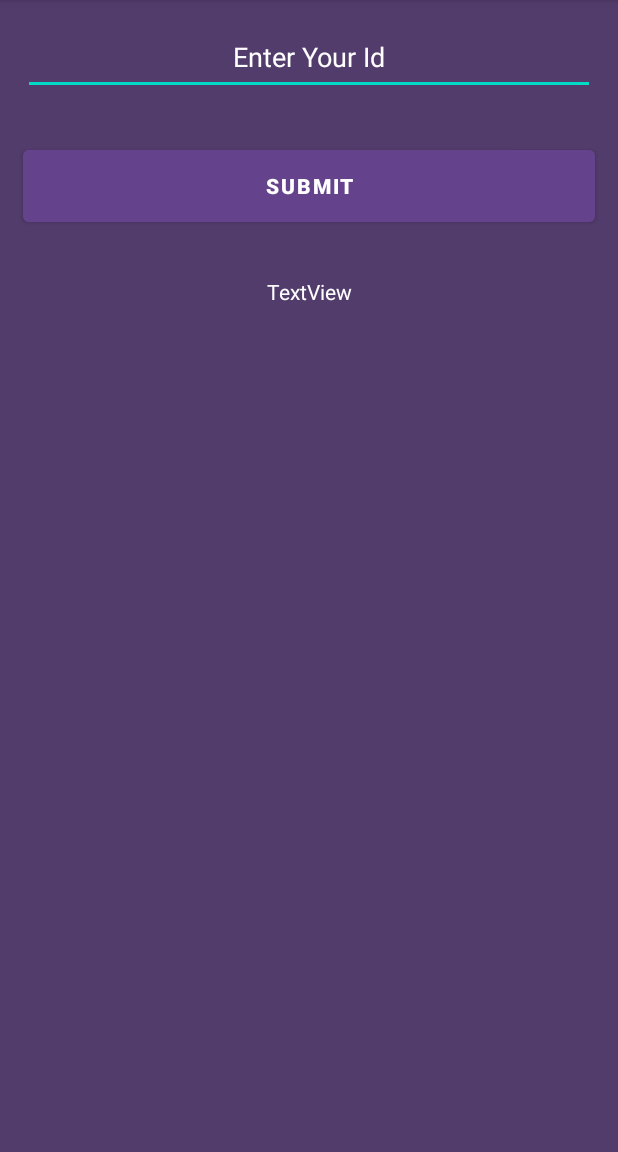
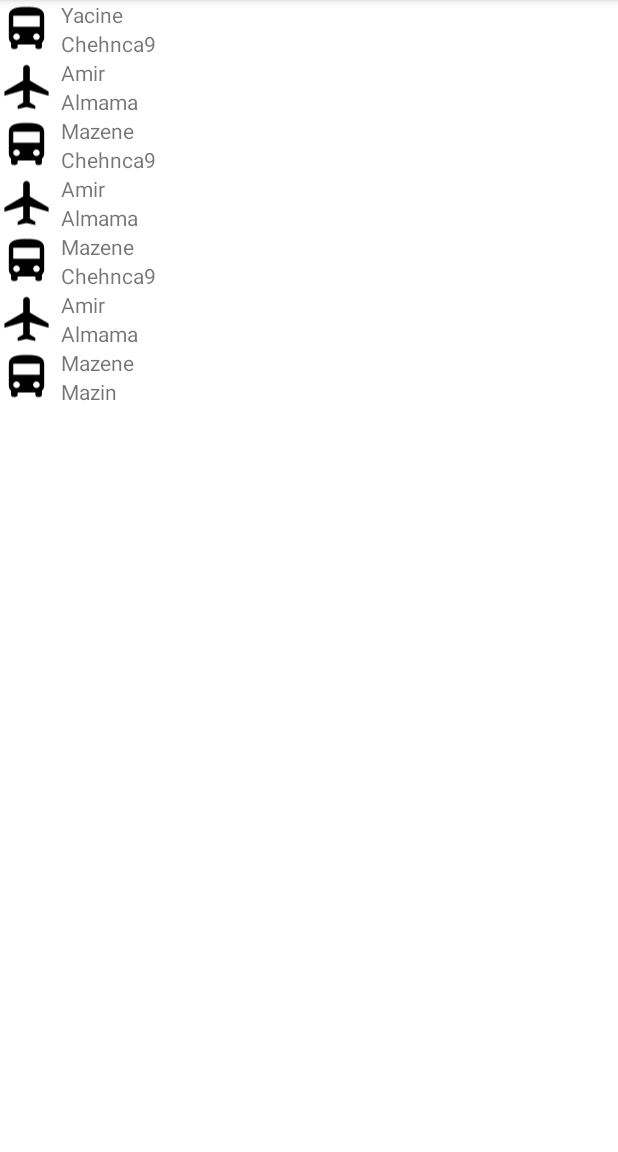
Before and after one commit to chechna9/androidCourse, an Android app: the screen it shows after launch (MainActivity), on a phone screen of 412 x 824 dp, the part 84-1236 px from its top. Run offline under Robolectric (Android 15) with nearby library versions, the phone set to English and light mode, and no system bars.

Commit message:
list done

```diff
--- a/app/src/main/java/com/example/myapplication/MainActivity.java
+++ b/app/src/main/java/com/example/myapplication/MainActivity.java
@@ -1,14 +1,38 @@
 package com.example.myapplication;
 
 import androidx.appcompat.app.AppCompatActivity;
+import androidx.recyclerview.widget.LinearLayoutManager;
+import androidx.recyclerview.widget.RecyclerView;
 
 import android.os.Bundle;
 
+import java.util.ArrayList;
+
 public class MainActivity extends AppCompatActivity {
-
+    RecyclerView recyclerView;
+    RecyclerView.Adapter myAdabter;
+    RecyclerView.LayoutManager layoutMnager;
+    ArrayList<Person> people;
     @Override
     protected void onCreate(Bundle savedInstanceState) {
         super.onCreate(savedInstanceState);
         setContentView(R.layout.main_activity);
+        recyclerView = findViewById(R.id.list); // link with the rcView
+        recyclerView.setHasFixedSize(true); // affect perfomance
+
+        layoutMnager = new LinearLayoutManager(this); //main activity
+        recyclerView.setLayoutManager(layoutMnager);
+        people = new ArrayList<Person>();
+        people.add(new Person("Yacine","Chehnca9","bus"));
+        people.add(new Person("Amir","Almama","plane"));
+        people.add(new Person("Mazene","Chehnca9","bus"));
+        people.add(new Person("Amir","Almama","plane"));
+        people.add(new Person("Mazene","Chehnca9","bus"));
+        people.add(new Person("Amir","Almama","plane"));
+        people.add(new Person("Mazene","Mazin","bus"));
+
+        myAdabter = new PersonAdapter(this,people);
+
+        recyclerView.setAdapter(myAdabter);
     }
 }
--- /dev/null
+++ b/app/src/main/java/com/example/myapplication/Person.java
@@ -0,0 +1,37 @@
+package com.example.myapplication;
+
+public class Person {
+    private String name;
+    private String surName;
+    private String pref;
+
+    public Person(String name, String surName, String pref) {
+        this.name = name;
+        this.surName = surName;
+        this.pref = pref;
+    }
+
+    public String getName() {
+        return name;
+    }
+
+    public void setName(String name) {
+        this.name = name;
+    }
+
+    public String getSurName() {
+        return surName;
+    }
+
+    public void setSurName(String surName) {
+        this.surName = surName;
+    }
+
+    public String getPref() {
+        return pref;
+    }
+
+    public void setPref(String pref) {
+        this.pref = pref;
+    }
+}
--- /dev/null
+++ b/app/src/main/java/com/example/myapplication/PersonAdapter.java
@@ -0,0 +1,70 @@
+package com.example.myapplication;
+
+import android.content.Context;
+import android.view.LayoutInflater;
+import android.view.View;
+import android.view.ViewGroup;
+import android.widget.ImageView;
+import android.widget.TextView;
+
+import androidx.annotation.NonNull;
+import androidx.recyclerview.widget.RecyclerView;
+
+import java.util.ArrayList;
+import java.util.zip.Inflater;
+
+public class PersonAdapter extends RecyclerView.Adapter<PersonAdapter.ViewHolder> {
+    private ArrayList<Person> people;
+
+    public PersonAdapter(Context context, ArrayList list) {
+        people = list;
+    }
+
+    //link the layout
+    public class ViewHolder extends RecyclerView.ViewHolder {
+        ImageView ivPref;
+        TextView tvName, tvSurName;
+
+        public ViewHolder(@NonNull View itemView) {
+            super(itemView);
+            ivPref = itemView.findViewById(R.id.ivPict);
+            tvName = itemView.findViewById(R.id.tvName);
+            tvSurName = itemView.findViewById(R.id.tvSurname);
+
+            itemView.setOnClickListener(new View.OnClickListener() {
+                @Override
+                public void onClick(View view) {
+
+                }
+            });
+        }
+
+
+    }
+
+    @NonNull
+    @Override
+    public PersonAdapter.ViewHolder onCreateViewHolder(@NonNull ViewGroup parent, int viewType) {
+        View view = LayoutInflater.from(parent.getContext()).inflate(R.layout.list_items,parent,false);
+
+        return new ViewHolder(view);
+    }
+    // will run at every item
+    @Override
+    public void onBindViewHolder(@NonNull PersonAdapter.ViewHolder holder, int position) {
+         holder.itemView.setTag(people.get(position));
+         holder.tvName.setText(people.get(position).getName());
+         holder.tvSurName.setText(people.get(position).getSurName());
+        if (people.get(position).getPref().equals("bus")){
+            holder.ivPref.setImageResource(R.drawable.bus);
+        }
+        else {
+            holder.ivPref.setImageResource(R.drawable.plane);
+        }
+    }
+
+    @Override
+    public int getItemCount() {
+        return people.size();
+    }
+}
--- /dev/null
+++ b/app/src/main/res/drawable/bus.xml
@@ -0,0 +1,5 @@
+<vector android:height="24dp" android:tint="#000000"
+    android:viewportHeight="24" android:viewportWidth="24"
+    android:width="24dp" xmlns:android="http://schemas.android.com/apk/res/android">
+    <path android:fillColor="@android:color/white" android:pathData="M4,16c0,0.88 0.39,1.67 1,2.22L5,20c0,0.55 0.45,1 1,1h1c0.55,0 1,-0.45 1,-1v-1h8v1c0,0.55 0.45,1 1,1h1c0.55,0 1,-0.45 1,-1v-1.78c0.61,-0.55 1,-1.34 1,-2.22L20,6c0,-3.5 -3.58,-4 -8,-4s-8,0.5 -8,4v10zM7.5,17c-0.83,0 -1.5,-0.67 -1.5,-1.5S6.67,14 7.5,14s1.5,0.67 1.5,1.5S8.33,17 7.5,17zM16.5,17c-0.83,0 -1.5,-0.67 -1.5,-1.5s0.67,-1.5 1.5,-1.5 1.5,0.67 1.5,1.5 -0.67,1.5 -1.5,1.5zM18,11L6,11L6,6h12v5z"/>
+</vector>
--- /dev/null
+++ b/app/src/main/res/drawable/plane.xml
@@ -0,0 +1,5 @@
+<vector android:height="24dp" android:tint="#000000"
+    android:viewportHeight="24" android:viewportWidth="24"
+    android:width="24dp" xmlns:android="http://schemas.android.com/apk/res/android">
+    <path android:fillColor="@android:color/white" android:pathData="M22,16v-2l-8.5,-5V3.5C13.5,2.67 12.83,2 12,2s-1.5,0.67 -1.5,1.5V9L2,14v2l8.5,-2.5V19L8,20.5L8,22l4,-1l4,1l0,-1.5L13.5,19v-5.5L22,16z"/>
+</vector>
--- /dev/null
+++ b/app/src/main/res/layout/list_items.xml
@@ -0,0 +1,41 @@
+<?xml version="1.0" encoding="utf-8"?>
+<LinearLayout xmlns:android="http://schemas.android.com/apk/res/android"
+    xmlns:app="http://schemas.android.com/apk/res-auto"
+    android:layout_width="match_parent"
+    android:layout_height="wrap_content"
+    android:orientation="vertical">
+
+    <LinearLayout
+        android:layout_width="match_parent"
+        android:layout_height="wrap_content"
+        android:orientation="horizontal">
+
+        <ImageView
+            android:id="@+id/ivPict"
+            android:layout_width="70dp"
+            android:layout_height="match_parent"
+            android:layout_weight="1"
+            app:srcCompat="@drawable/plane" />
+
+        <LinearLayout
+            android:layout_width="match_parent"
+            android:layout_height="wrap_content"
+            android:layout_weight="1"
+            android:orientation="vertical">
+
+            <TextView
+                android:id="@+id/tvName"
+                android:layout_width="match_parent"
+                android:layout_height="wrap_content"
+                android:layout_marginLeft="5dp"
+                android:text="Name" />
+
+            <TextView
+                android:id="@+id/tvSurname"
+                android:layout_width="match_parent"
+                android:layout_height="wrap_content"
+                android:layout_marginLeft="5dp"
+                android:text="Surname" />
+        </LinearLayout>
+    </LinearLayout>
+</LinearLayout>
--- a/app/src/main/res/layout/main_activity.xml
+++ b/app/src/main/res/layout/main_activity.xml
@@ -4,39 +4,12 @@
     xmlns:tools="http://schemas.android.com/tools"
     android:layout_width="match_parent"
     android:layout_height="match_parent"
+    android:background="@color/white"
     android:orientation="vertical"
-    android:background="@color/LightPrim"
-    tools:context=".MainActivity">
+    tools:context=".MainActivity" >
 
-    <EditText
-        android:id="@+id/editTextNumber2"
+    <androidx.recyclerview.widget.RecyclerView
+        android:id="@+id/list"
         android:layout_width="match_parent"
-        android:layout_height="wrap_content"
-        android:layout_margin="15dp"
-        android:ems="10"
-        android:gravity="center_horizontal"
-        android:hint="@string/hint_id"
-        android:inputType="number"
-        android:minHeight="48dp"
-        android:textColor="@color/white"
-        android:textColorHint="@color/white" />
-
-    <Button
-        android:id="@+id/button2"
-        android:layout_width="match_parent"
-        android:layout_height="wrap_content"
-        android:layout_margin="15dp"
-        android:height="60dp"
-        android:backgroundTint="@color/Primary"
-        android:text="@string/submit"
-        android:textStyle="bold" />
-
-    <TextView
-        android:id="@+id/textView2"
-        android:layout_width="match_parent"
-        android:layout_height="wrap_content"
-        android:layout_margin="15dp"
-        android:gravity="center_horizontal"
-        android:text="TextView"
-        android:textColor="@color/white" />
+        android:layout_height="match_parent" />
 </LinearLayout>
```
